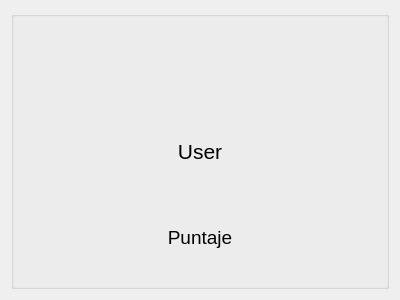
kevteg/blackjack, file nplayer.ui: the form before one commit.
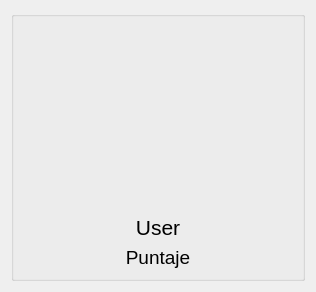
The form after the commit.

```diff
--- a/nplayer.ui
+++ b/nplayer.ui
@@ -6,8 +6,8 @@
    <rect>
     <x>0</x>
     <y>0</y>
-    <width>400</width>
-    <height>300</height>
+    <width>316</width>
+    <height>292</height>
    </rect>
   </property>
   <property name="windowTitle">
@@ -23,10 +23,18 @@
       <item row="0" column="0">
        <layout class="QVBoxLayout" name="verticalLayout">
         <item>
-         <widget class="QWidget" name="widget" native="true"/>
+         <widget class="QWidget" name="widget" native="true">
+          <layout class="QGridLayout" name="gridLayout_4"/>
+         </widget>
         </item>
         <item>
          <widget class="QLabel" name="nombre">
+          <property name="sizePolicy">
+           <sizepolicy hsizetype="Preferred" vsizetype="Fixed">
+            <horstretch>0</horstretch>
+            <verstretch>0</verstretch>
+           </sizepolicy>
+          </property>
           <property name="font">
            <font>
             <family>Ubuntu</family>
@@ -46,6 +54,12 @@
         </item>
         <item>
          <widget class="QLabel" name="puntos">
+          <property name="sizePolicy">
+           <sizepolicy hsizetype="Preferred" vsizetype="Fixed">
+            <horstretch>0</horstretch>
+            <verstretch>0</verstretch>
+           </sizepolicy>
+          </property>
           <property name="font">
            <font>
             <family>Ubuntu</family>
```
